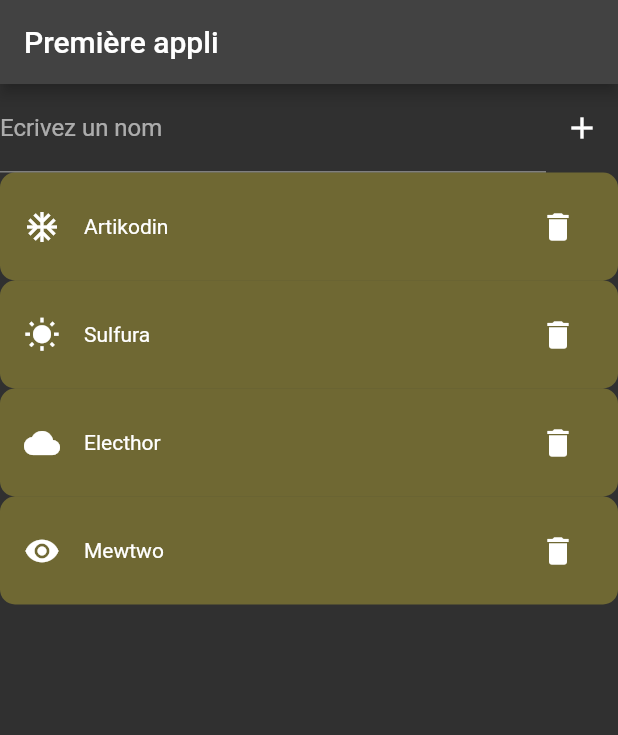
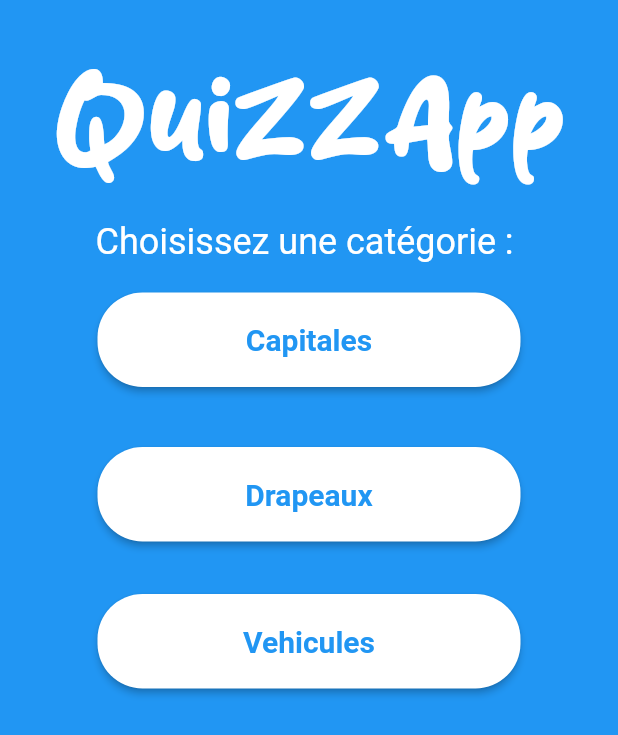
Before and after one commit to Liecee/AppliMobile, a Flutter app: the screen it shows after launch, on a phone screen of 412 x 824 dp. Shown: the top 735 px of the screen. Run offline on Flutter 3.47's test engine with Material 2 defaults, Android fonts, the phone set to English and light mode, and no system bars; Roboto replaces fonts that are missing (alamain1).

Commit message:
Avancement sur les categories questions

```diff
--- a/lib/AmazingRow.dart
+++ /dev/null
@@ -1,40 +0,0 @@
-import 'package:flutter/cupertino.dart';
-import 'package:flutter/material.dart';
-
-class TheAmazingRow extends StatelessWidget {
-  TheAmazingRow({
-    this.icon,
-    this.label,
-    this.onDelete,
-  });
-  final IconData icon;
-  final String label;
-  final Function(String) onDelete;
-
-  @override
-  Widget build(BuildContext context) {
-    return Container(
-      decoration: BoxDecoration(
-        color: Colors.yellow.withOpacity(0.3),
-// <cherchez comment appliquer un border radius >
-        borderRadius: BorderRadius.circular(10), //border radius de 16 pixelsr
-      ),
-      padding: const EdgeInsets.symmetric(
-        horizontal: 16,
-        vertical: 12,
-      ),
-      child: Row(
-        mainAxisAlignment: MainAxisAlignment.spaceBetween,
-        children: [
-          Icon(icon),
-          const SizedBox(width: 16),
-          Expanded(child: Text(label)),
-          IconButton(
-            icon: const Icon(Icons.delete),
-            onPressed: () => onDelete(label),
-          )
-        ],
-      ),
-    );
-  }
-}
--- a/lib/detail_page.dart
+++ /dev/null
@@ -1,6 +0,0 @@
-class PageName {
-  static const String home = '/home_page';
-  static const String detail = '/detail_page';
-  static const String AmazingRow = '/AmazingRow_page';
-  static const String Pokemon = '/Pokemon_page';
-}
--- a/lib/entites/pokemon.dart
+++ /dev/null
@@ -1,10 +0,0 @@
-import 'package:flutter/material.dart';
-
-class Pokemon {
-  const Pokemon(
-    this.name,
-    this.icon,
-  );
-  final String name;
-  final IconData icon;
-}
--- /dev/null
+++ b/lib/home.dart
@@ -0,0 +1,116 @@
+import 'package:flutter/material.dart';
+
+class HomeScreen extends StatelessWidget {
+  @override
+  Widget build(BuildContext context) {
+    return Scaffold(
+      body: Container(
+        padding: EdgeInsets.only(bottom: 330),
+        alignment: Alignment.center,
+        color: Colors.blue,
+        child: Column(
+          crossAxisAlignment: CrossAxisAlignment.stretch,
+          mainAxisAlignment: MainAxisAlignment.center,
+          children: <Widget>[
+            Center(
+              child: Text(
+                'QuizzApp',
+                style: TextStyle(
+                  fontFamily: 'Dacherry',
+                  fontSize: 85,
+                  color: Colors.white,
+                ),
+              ),
+            ),
+
+            Container(
+              padding: EdgeInsets.only(top: 20, bottom: 20),
+              child: Center(
+                child: Text(
+                  'Choisissez une catégorie : ',
+                  style: TextStyle(
+                    fontSize: 24,
+                    fontFamily: 'alamain1',
+                    color: Colors.white,
+                  ),
+                ),
+              ),
+            ),
+            Padding(
+              padding: EdgeInsets.symmetric(horizontal: 65),
+              child: ElevatedButton(
+                onLongPress: () {},
+                style: ElevatedButton.styleFrom(
+                  primary: Colors.white,
+                  onPrimary: Colors.blue,
+                  shape: RoundedRectangleBorder(
+                    borderRadius: BorderRadius.circular(30),
+                  ),
+                  padding: EdgeInsets.all(20),
+                ),
+                child: Text('Capitales',
+                    style: TextStyle(
+                        fontWeight: FontWeight.bold,
+                        fontSize: 20,
+                        fontFamily: 'alamain1')),
+                onPressed: () {},
+              ),
+            ),
+
+            // Deuxieme bouton
+            SizedBox(
+              height: 40,
+            ),
+            Padding(
+              padding: EdgeInsets.symmetric(horizontal: 65),
+              child: ElevatedButton(
+                onLongPress: () {},
+                style: ElevatedButton.styleFrom(
+                  primary: Colors.white,
+                  onPrimary: Colors.blue,
+                  shape: RoundedRectangleBorder(
+                    borderRadius: BorderRadius.circular(30),
+                  ),
+                  padding: EdgeInsets.all(20),
+                ),
+                child: Text('Drapeaux',
+                    style: TextStyle(
+                        fontWeight: FontWeight.bold,
+                        fontSize: 20,
+                        fontFamily: 'alamain1')),
+                onPressed: () {},
+              ),
+            ),
+
+            // Troisieme bouton
+
+            // Deuxieme bouton
+            SizedBox(
+              height: 35,
+            ),
+            Padding(
+              padding: EdgeInsets.symmetric(horizontal: 65),
+              child: ElevatedButton(
+                onLongPress: () {},
+                style: ElevatedButton.styleFrom(
+                  primary: Colors.white,
+                  onPrimary: Colors.blue,
+                  shape: RoundedRectangleBorder(
+                    borderRadius: BorderRadius.circular(30),
+                  ),
+                  padding: EdgeInsets.all(20),
+                ),
+                child: Text('Vehicules',
+                    style: TextStyle(
+                        fontWeight: FontWeight.bold,
+                        fontSize: 20,
+                        fontFamily: 'alamain1')),
+                onPressed: () {},
+              ),
+            ),
+          ],
+        ),
+      ),
+    );
+  }
+}
--- a/lib/homepage.dart
+++ /dev/null
@@ -1,99 +0,0 @@
-import 'package:flutter/cupertino.dart';
-import 'package:flutter/material.dart';
-
-import 'AmazingRow.dart';
-import 'entites/pokemon.dart';
-
-class HomePage extends StatefulWidget {
-  HomePage({
-    Key key,
-  }) : super(key: key);
-
-  @override
-  _HomePageState createState() => _HomePageState();
-}
-
-class _HomePageState extends State<HomePage> {
-  TextEditingController mycontroller;
-
-  @override
-  void initState() {
-    mycontroller = TextEditingController();
-    super.initState();
-  }
-
-  @override
-  void dispose() {
-    mycontroller.dispose();
-    super.dispose();
-  }
-
-  final pokedex = <Pokemon>[
-    // <== liste finale, contenu constant
-    Pokemon('Artikodin', Icons.ac_unit),
-    Pokemon('Sulfura', Icons.wb_sunny),
-    Pokemon('Electhor', Icons.cloud),
-    Pokemon('Mewtwo', Icons.remove_red_eye),
-  ];
-
-  @override
-  Widget build(BuildContext context) {
-    return Scaffold(
-      appBar: AppBar(
-        title: const Text('Première appli'),
-      ),
-      body: SingleChildScrollView(
-          child: Column(
-        children: [
-          Row(
-            children: [
-              Expanded(
-                child: TextField(
-                  controller: mycontroller,
-                  decoration: InputDecoration(
-                    labelText: 'Ecrivez un nom',
-                  ),
-                ),
-              ),
-              IconButton(
-                  icon: const Icon(Icons.add),
-                  onPressed: () {
-                    final String nameToAdd = mycontroller.text;
-                    // ajouter des conditions le mot fasse au minumum 3 lettres
-                    if (nameToAdd.length < 3) {
-                      ScaffoldMessenger.of(context).showSnackBar(
-                        SnackBar(
-                          content:
-                              Text('Le nom doit contenir au minimum 3 lettres'),
-                        ),
-                      );
-                      return;
-                    }
-
-                    setState(() {
-                      pokedex.add(
-                        // <== ajoutez un nouveau pokemon au début de la liste
-                        Pokemon(nameToAdd, Icons.add),
-                      );
-                      mycontroller.clear();
-                    });
-                  })
-            ],
-          ),
-          for (final Pokemon item in pokedex)
-            TheAmazingRow(
-              icon: item.icon,
-              label: item.name,
-              onDelete: onPokemonDelete,
-            ),
-        ],
-      )),
-    );
-  }
-
-  void onPokemonDelete(String name) {
-    setState(() {
-      pokedex.removeWhere((element) => element.name == name);
-    });
-  }
-}
--- a/lib/main.dart
+++ b/lib/main.dart
@@ -1,32 +1,21 @@
+import 'package:applimobile/home.dart';
+
 import 'package:flutter/material.dart';
+import 'home.dart';
 
-import 'homepage.dart';
-
-void main() => runApp(
-      MyApp(),
-    );
-
-class MyApp extends StatefulWidget {
-  const MyApp({
-    Key key,
-  }) : super(key: key);
-
-  @override
-  _MyAppState createState() => _MyAppState();
+void main() {
+  runApp(MyApp());
 }
 
-class _MyAppState extends State<MyApp> {
+class MyApp extends StatelessWidget {
   @override
   Widget build(BuildContext context) {
     return MaterialApp(
+      title: 'Flutter Demo',
       theme: ThemeData(
-        brightness: Brightness.light, //couleur thème light
+        primarySwatch: Colors.green,
       ),
-      darkTheme: ThemeData(
-        brightness: Brightness.dark, //couleur thème dark
-      ),
-      themeMode: ThemeMode.dark, //thème par défaut
-      home: HomePage(),
+      home: HomeScreen(),
     );
   }
 }
```
Also changed, not shown: lib/main2.dart (deleted, +0 -76 lines), pubspec.yaml (+5 -7 lines), assets/fonts/Dacherry.ttf (added), assets/fonts/alamain1.ttf (added), 2 other files.
